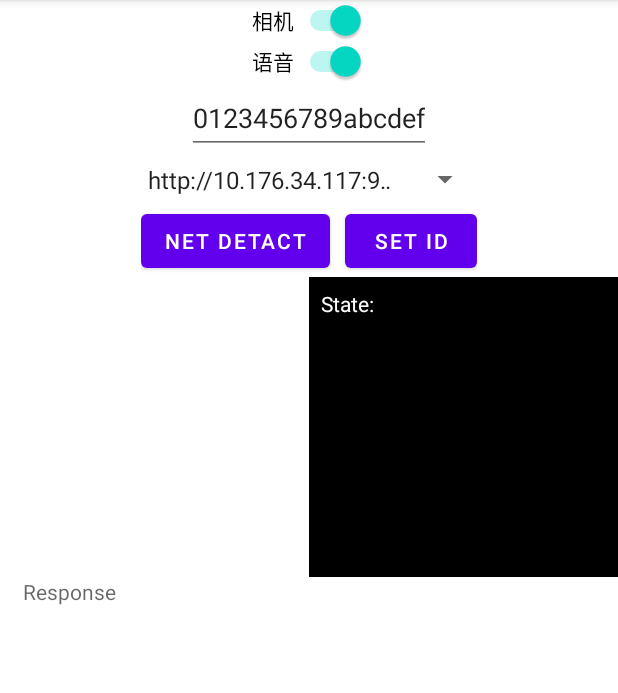
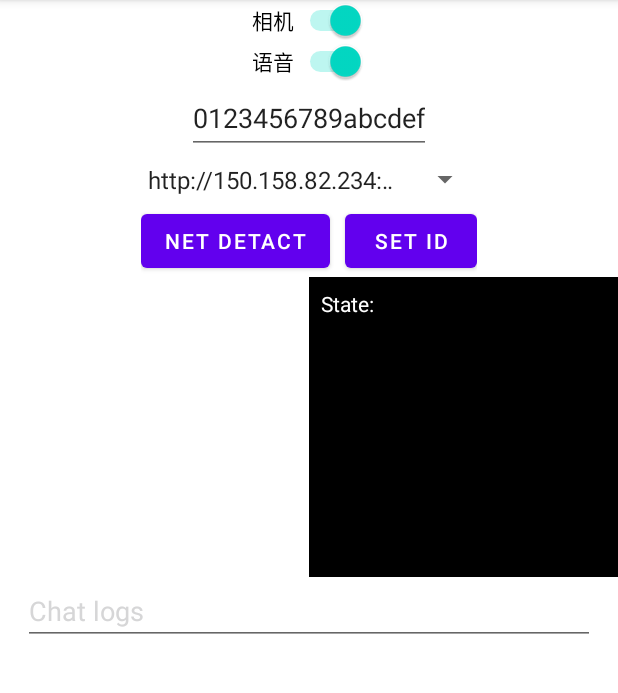
Before and after one commit to ECBill/Memx4Elder-Android, an Android app: the screen it shows after launch (MainActivity), on a phone screen of 412 x 824 dp, the part 84-777 px from its top. Run offline under Robolectric (Android 15) with nearby library versions, the phone set to English and light mode, and no system bars; our stand-ins replace data binding; libraries missing offline, so code that uses them is left out: com.alibaba.idst, com.jiangdg.ausbc, edu.cmu.pocketsphinx; 3 statements that could not run were skipped.

```diff
--- a/app/build.gradle
+++ b/app/build.gradle
@@ -36,6 +36,7 @@ android {
     kotlinOptions {
         jvmTarget = '1.8'
     }
+    namespace 'life.memx.chat_external'
 }
 
 dependencies {
@@ -80,4 +81,6 @@ dependencies {
 //    implementation 'com.microsoft.onnxruntime:onnxruntime-android:1.15.1'
 //    implementation 'com.github.gkonovalov.android-vad:silero:2.0.3'
     implementation files('libs/pocketsphinx-android-5prealpha-release.aar')
+    implementation files('libs/nuisdk-release.aar')
+    implementation files('libs/fastjson-1.1.46.android.jar')
 }
--- a/app/src/main/AndroidManifest.xml
+++ b/app/src/main/AndroidManifest.xml
@@ -1,13 +1,13 @@
 <?xml version="1.0" encoding="utf-8"?>
 <manifest xmlns:android="http://schemas.android.com/apk/res/android"
-    xmlns:tools="http://schemas.android.com/tools"
-    package="life.memx.chat_external">
+    xmlns:tools="http://schemas.android.com/tools">
 
     <uses-permission android:name="android.permission.INTERNET" />
     <uses-permission android:name="android.permission.ACCESS_NETWORK_STATE" />
     <uses-permission android:name="android.permission.ACCESS_WIFI_STATE" />
     <uses-permission android:name="android.permission.READ_PHONE_STATE" />
     <uses-permission android:name="android.permission.WRITE_EXTERNAL_STORAGE" />
+    <uses-permission android:name="android.permission.MANAGE_EXTERNAL_STORAGE" />
     <uses-permission android:name="android.permission.WAKE_LOCK" />
     <uses-permission android:name="android.permission.CAMERA" />
     <uses-permission android:name="android.permission.RECORD_AUDIO" />
@@ -29,6 +29,7 @@
         android:icon="@mipmap/icon_launcher"
         android:label="@string/app_name"
         android:roundIcon="@mipmap/icon_launcher"
+        android:requestLegacyExternalStorage="true"
         android:supportsRtl="true"
         android:theme="@style/Theme.EgoChat"
         android:usesCleartextTraffic="true"
--- a/app/src/main/java/life/memx/chat_external/MainActivity.kt
+++ b/app/src/main/java/life/memx/chat_external/MainActivity.kt
@@ -40,6 +40,9 @@ import androidx.databinding.DataBindingUtil
 import androidx.drawerlayout.widget.DrawerLayout
 import androidx.fragment.app.Fragment
 import androidx.lifecycle.ViewModelProvider
+import com.alibaba.idst.nui.AsrResult
+import com.alibaba.idst.nui.Constants
+import com.alibaba.idst.nui.INativeFileTransCallback
 import com.jiangdg.ausbc.utils.ToastUtils
 import com.jiangdg.ausbc.utils.Utils
 import edu.cmu.pocketsphinx.Assets;
@@ -54,6 +57,7 @@ import kotlinx.coroutines.launch
 import kotlinx.coroutines.withContext
 import life.memx.chat_external.databinding.ActivityMainBinding
 import life.memx.chat_external.services.AudioRecording
+import life.memx.chat_external.services.AliAsrRecorder
 import life.memx.chat_external.services.ExCamFragment
 import life.memx.chat_external.utils.NetUtils
 import life.memx.chat_external.utils.TimerUtil
@@ -90,7 +94,7 @@ class MainActivity : AppCompatActivity() {
     private var uid: String = ""
 
     //    private var server_url: String = "https://gate.luzy.top"
-    private var server_url: String = "http://10.176.34.117:9528"
+    private var server_url: String = "http://10.176.34.117:9527"
 //    private var server_url: String = "http://150.158.82.234:7000"
 //    private var server_url: String = "https://samantha.memx.life"
 
@@ -99,6 +103,7 @@ class MainActivity : AppCompatActivity() {
     private val PERMISSIONS_REQUIRED: Array<String> = arrayOf<String>(
         Manifest.permission.READ_EXTERNAL_STORAGE,
         Manifest.permission.WRITE_EXTERNAL_STORAGE,
+        Manifest.permission.MANAGE_EXTERNAL_STORAGE,
         Manifest.permission.CAMERA,
         Manifest.permission.RECORD_AUDIO
     )
@@ -134,7 +139,39 @@ class MainActivity : AppCompatActivity() {
 
     private var audioRecorder = AudioRecording(audioQueue, this)
     private var mediaPlayer = MediaPlayer()
-//    private var testRecorder = testRecorder()
+    private var aliRecorder = AliAsrRecorder(this, server_url, object: INativeFileTransCallback {
+        override fun onFileTransEventCallback(
+            event: Constants.NuiEvent,
+            resultCode: Int,
+            finish: Int,
+            asrResult: AsrResult,
+            taskId: String
+        ) {
+            if (event == Constants.NuiEvent.EVENT_FILE_TRANS_UPLOADED) {
+                Log.e("ali sdk", "完成上传，正在转写...")
+            } else if (event == Constants.NuiEvent.EVENT_FILE_TRANS_RESULT) {
+                Log.e("ali sdk", asrResult.asrResult)
+                val results = JSONObject(asrResult.asrResult)
+                              .getJSONObject("flash_result")
+                              .get("sentences") as JSONArray
+                setStateText("ali: "+results.getJSONObject(0).get("text") as String, true, INFOMSG)
+                for (i in 0 until results.length()){
+                    if (isInterruptKeyword(results.getJSONObject(i).get("text") as String)){
+                        handleInterrupt("ok")
+                        break
+                    }
+                }
+            } else if (event == Constants.NuiEvent.EVENT_ASR_ERROR) {
+                if (resultCode == 240067) {
+                    setStateText("Ali disconnected!", true, ERRMSG)
+                } else if (resultCode==240075){
+                    val errMsg = JSONObject(asrResult.asrResult).get("message")
+                    setStateText(errMsg.toString(), true, INFOMSG)
+                }
+                Log.e("ali sdk", "error $resultCode")
+            }
+        }
+    })
 
     //    private var imageCapturer = ImageCapturing(imageQueue, this)
     //    private var imageCapturer = CameraXService(imageQueue, this)
@@ -148,6 +185,7 @@ class MainActivity : AppCompatActivity() {
     private var serverSpinner: Spinner? = null
 
     private var responseText: TextView? = null
+    private var responseScroll: ScrollView? = null
     private var userTextBtn: Button? = null
     private var responseQueue: Queue<String> = LinkedList<String>()
     private var stateQueue: Queue<String> = LinkedList<String>()
@@ -165,14 +203,18 @@ class MainActivity : AppCompatActivity() {
     private val mRecognizerListener: edu.cmu.pocketsphinx.RecognitionListener = object :
         edu.cmu.pocketsphinx.RecognitionListener {
         override fun onBeginningOfSpeech() {
+            aliRecorder.startRecord()
             setStateText("State: Speech Begin", true)
         }
 
         override fun onEndOfSpeech() {
+//            aliRecorder.stopRecord()
             setStateText("State: Speech End", true)
         }
 
         override fun onPartialResult(hypothesis: Hypothesis?) {
+//            speechRecognizer.cancel()
+//            speechRecognizer.startListening("HOT_WORD_SEARCH")
             if (hypothesis == null) {
                 return
             }
@@ -183,13 +225,16 @@ class MainActivity : AppCompatActivity() {
                     text, hypothesis.prob, hypothesis.bestScore
                 )
             )
-            setStateText("State: detected: $text", true, INFOMSG)
-            if (text == "stop" && isListening) {
-                handleInterrupt(text)
+//            setStateText("State: detected: $text", true, INFOMSG)
+            if (text.contains("ok") && isListening) {
+                setStateText("sphinx detected", true, INFOMSG)
+                speechRecognizer.cancel()
+                speechRecognizer.startListening("HOT_WORD_SEARCH")
+//                handleInterrupt(text)
             } else {
                 Log.e(TAG, "onPartialResult: unexpected hypothesis string: $text")
-                if (text.contains("stop") && isListening) {
-                    handleInterrupt(text)
+                if (text.contains("ok") && isListening) {
+//                    handleInterrupt(text)
                     // TODO currently we shutdown after this but it might be necessary to cancel
                     //  when later we don't
                     // mRecognizer.cancel();
@@ -215,27 +260,10 @@ class MainActivity : AppCompatActivity() {
     }
 
     private fun handleInterrupt(text: String) {
-//        if (!isInterrupted) {
-//            // the recognized word matches the interruption instruction, set flag
-//            isInterrupted = true
-//            setStateText("Interrupt detected: $text", true, INFOMSG)
-//
-//            // send a message to the server to set user status to INTERRUPT
-//            var url = "$server_url/interrupt/$uid"
-//            val client = OkHttpClient()
-//            val request = Request.Builder().url(url).build()
-//            client.newCall(request).enqueue(object : Callback {
-//                override fun onFailure(call: Call, e: IOException) {
-//                    Log.e(TAG, "Update interruption state error")
-//                }
-//                override fun onResponse(call: Call, response: Response) {}
-//            })
-//        }
         setStateText("Interrupt detected: $text", true, INFOMSG)
         isListening = false
-        speechRecognizer.cancel()
-        if (mediaPlayer.isPlaying) {
-            // send a message to the server to set user status to INTERRUPT
+//        speechRecognizer.cancel()
+        // send a message to the server to interrupt GPT-4 from generating the response
         var url = "$server_url/interrupt/$uid"
         val client = OkHttpClient()
         val request = Request.Builder().url(url).build()
@@ -245,8 +273,16 @@ class MainActivity : AppCompatActivity() {
             }
             override fun onResponse(call: Call, response: Response) {}
         })
+        try {
+            if (mediaPlayer != null) {
+                if (mediaPlayer.isPlaying){
+                    mediaPlayer.stop()
                 }
-        mediaPlayer.stop()
+            }
+        } catch (e: Exception) {
+            Log.e("Handle interruption", "Exception: $e")
+        }
+
         voiceQueue.clear()
         if (currentResId != "no response"){
             // prevent current message id to be played
@@ -254,7 +290,7 @@ class MainActivity : AppCompatActivity() {
             setStateText("banning: $banResId", true)
         }
         isListening = true
-        speechRecognizer.startListening("HOT_WORD_SEARCH")
+//        speechRecognizer.startListening("HOT_WORD_SEARCH")
     }
 
     @RequiresApi(Build.VERSION_CODES.S)
@@ -341,6 +377,8 @@ class MainActivity : AppCompatActivity() {
 
         netUtils = NetUtils(this@MainActivity)
         dlContainer = findViewById(R.id.dlContainer)
+        var chatlogText: EditText = findViewById(R.id.chatLogText)
+        chatlogText.keyListener = null
 
         window.addFlags(WindowManager.LayoutParams.FLAG_KEEP_SCREEN_ON);
         deleteCache()
@@ -357,7 +395,7 @@ class MainActivity : AppCompatActivity() {
 
         ToastUtils.init(this)
 
-        audioManager = getSystemService(Context.AUDIO_SERVICE) as AudioManager
+        audioManager = getSystemService(AUDIO_SERVICE) as AudioManager
         useBuiltinSpeaker()
         registerAudioManagerListener()
 
@@ -370,16 +408,16 @@ class MainActivity : AppCompatActivity() {
         transaction.commitAllowingStateLoss()
     }
 
-    private fun interruptKeyword(input: String): Boolean {
+    private fun isInterruptKeyword(input: String): Boolean {
         val lowercaseInput = input.lowercase()
-        val keywords = listOf("stop", "ok", "yes", "no", "yeah", "yep")
+//        val keywords = listOf("stop", "ok", "yes", "no", "yeah", "yep")
+        val keywords = listOf("ok")
 
         for (keyword in keywords) {
             if (lowercaseInput.contains(keyword.lowercase())) {
                 return true
             }
         }
-
         return false
     }
 
@@ -472,7 +510,7 @@ class MainActivity : AppCompatActivity() {
                     ).show();
                 }
                 // hide keyboard
-                val imm = getSystemService(Context.INPUT_METHOD_SERVICE) as? InputMethodManager
+                val imm = getSystemService(INPUT_METHOD_SERVICE) as? InputMethodManager
                 imm?.hideSoftInputFromWindow(userText?.windowToken, 0)
             } catch (e: Exception) {
                 Log.e(TAG, "set user text error: $e")
@@ -483,7 +521,7 @@ class MainActivity : AppCompatActivity() {
         }
 
         viewBinding.outerContainer.setOnClickListener { v ->
-            val imm = getSystemService(Context.INPUT_METHOD_SERVICE) as? InputMethodManager
+            val imm = getSystemService(INPUT_METHOD_SERVICE) as? InputMethodManager
             imm?.hideSoftInputFromWindow(v?.windowToken, 0)
         }
     }
@@ -501,6 +539,7 @@ class MainActivity : AppCompatActivity() {
                 try {
                     val server_ips = resources.getStringArray(R.array.server_ips)
                     server_url = server_ips[pos]
+                    aliRecorder.setServerUrl(server_url)
                     Toast.makeText(applicationContext, "server: $server_url", Toast.LENGTH_SHORT)
                         .show();
                     // restart pull response loop
@@ -568,18 +607,31 @@ class MainActivity : AppCompatActivity() {
 
     private fun setResponseText(text: String) {
         responseText = findViewById(R.id.response_text)
+        responseScroll = findViewById(R.id.response_scroll)
         responseQueue.add(text)
 
-        if (responseQueue.size >= 15) {
+        if (responseQueue.size >= 30) {
             responseQueue.remove()
         }
 
         var display_text = ""
         for (item in responseQueue) {
-            display_text += item + "\n"
+            if (item.startsWith("<User>")) {
+                Log.e("display string", item)
+                display_text += "<font color='#FF9900' weight='600'>User: </font>"+
+                                item.substring(7)+"<br>"
+            } else {
+                display_text += "$item<br>"
             }
-        runOnUiThread { responseText?.setText(display_text) }
-
+        }
+        var displaySpan: Spanned
+        displaySpan = if (Build.VERSION.SDK_INT >= Build.VERSION_CODES.N) {
+            Html.fromHtml(display_text, Html.FROM_HTML_MODE_LEGACY);
+        } else {
+            Html.fromHtml(display_text);
+        }
+        runOnUiThread { responseText?.setText(displaySpan) }
+        responseScroll?.fullScroll(View.FOCUS_DOWN)
     }
 
     override fun onRequestPermissionsResult(
@@ -615,7 +667,8 @@ class MainActivity : AppCompatActivity() {
 
     private fun run() {
         imageCapturer.startCapturing()
-//        testRecorder.startRecord()
+        aliRecorder.getTokenThenInitAliSDK()    // fetch token and setup ali sdk
+        aliRecorder.initRecorder()              // setup AudioRecorder and start recording
         // imageCapturer.setImageSize(640, 480) //TODO: set image size
         audioRecorder.startRecording()
 
@@ -625,10 +678,10 @@ class MainActivity : AppCompatActivity() {
         speechRecognizer = SpeechRecognizerSetup.defaultSetup()
             .setAcousticModel(File(assetsDir, "models/en-us-ptm-8khz"))
             .setDictionary(File(assetsDir, "models/lm/words.dic"))
-            .setKeywordThreshold(1.0E-15F) // set lower to make 'stop' easier to be detected
+            .setKeywordThreshold(1.0E-10F) // set lower to make 'stop' easier to be detected
             .setSampleRate(8000)
             .recognizer
-        speechRecognizer.addKeyphraseSearch("HOT_WORD_SEARCH", "stop")
+        speechRecognizer.addKeyphraseSearch("HOT_WORD_SEARCH", "ok")
         speechRecognizer.addListener(mRecognizerListener)
         if (speechRecognizer == null) {
             Toast.makeText(
@@ -834,65 +887,20 @@ class MainActivity : AppCompatActivity() {
         GlobalScope.launch {
             while (true) {
                 try {
-//                    var startTime = System.currentTimeMillis()
-//                    val timeThresh = TimeUnit.SECONDS.toMillis(0.5.toLong())
-//                    while (isListening) {
-//                        // if isListening, wait for 0.5 secs to judge the end of the response
-//                        if (!voiceQueue.isEmpty()) {
-//                            // if receive response audio within 0.5 secs, continue processing
-//                            break
-//                        }
-//
-//                        if (System.currentTimeMillis() - startTime >= timeThresh) {
-//                            // if exceeds 0.5 secs, this is treated as the end of the response
-//                            // stop listening, restart recording
-//                            speechRecognizer.cancel()
-//                            isListening = false
-//                            Log.i("SpeechRecognition", "Speaking finished")
-//                            audioRecorder.startRecording()
-//                            setStateText("State: Waiting for voice.", true)
-//                            break
-//                        }
-//                    }
-
                     if (voiceQueue.isEmpty()) {
                         continue
                     }
 
-//                    if (!isListening) {
-//                        // Start listening for interruptions util the end of response
-//                        // This will only be executed at the beginning of the response
-//                        speechRecognizer.startListening("HOT_WORD_SEARCH")
-//                        isListening = true
-//
-//                        // stop recording when the response is played
-//                        Log.i("SpeechRecognition", "stopRecording")
-//                        audioRecorder.stopRecording()
-//                        setStateText("State: Speaking, say \'stop\' to interrupt", true)
-//                    }
-
-                    // start playing the response audio
-//                    val mediaPlayer = MediaPlayer()
                     mediaPlayer.setDataSource(voiceQueue.remove())
                     mediaPlayer.prepare();
                     mediaPlayer.start()
                     audioRecorder.stopRecording()
-                    // listen to whether the interruption flag is set
+                    // waiting until the message is finished playing (or interrupted)
                     while (mediaPlayer.isPlaying) {
-//                        if (isInterrupted) {
-//                            Log.i("SpeechRecognition", "Handling interruption")
-//                            // Stop playing the response audio
-//                            mediaPlayer.stop()
-//                            // Empty the voice queue（注：清不干净，因为当前语音队列并不包含回复中所有的语音包）
-//                            voiceQueue.clear()
-//                            // Reset the flag
-//                            isInterrupted = false
-//                            break
-//                        }
+
                     }
                     audioRecorder.startRecording()
-                    // Finished playing the audio, stop listening for interruption and
-                    // restart recording user's voice for the next utterance
+                    // re-initiate the mediaPlayer to call the setDataSource() next time
                     mediaPlayer.release()
                     mediaPlayer = MediaPlayer()
                 } catch (e: Exception) {
@@ -998,13 +1006,14 @@ class MainActivity : AppCompatActivity() {
                 val res = responseObj.getJSONObject("response")
                 if (status == 1) {
                     Log.i("onResponse", res.toString())
-                    if (res.getJSONObject("message").get("start_time").toString() != "null"){
+                    var resStartTime = res.getJSONObject("message").get("start_time").toString()
+                    if (resStartTime != "null"){
                         // this message is generated by GPT-4, not an inform message (e.g. '[TURN ON]]')
-                        currentResId = res.getJSONObject("message").get("start_time").toString()
+                        currentResId = resStartTime
                         Log.e("onResponse_start time", currentResId)
-                        setStateText("current res id: $currentResId", true)
+                        setStateText("current response id: $currentResId", true)
                     }
-                    if (currentResId == banResId) {
+                    if (resStartTime == banResId) {
                         // if current response id is banned, skip handling it
                         continue
                     }
--- a/app/src/main/res/layout/activity_main.xml
+++ b/app/src/main/res/layout/activity_main.xml
@@ -122,17 +122,31 @@
                     </ScrollView>
                 </LinearLayout>
 
-                <TextView
-                    android:id="@+id/response_text"
+                <EditText
+                    android:id="@+id/chatLogText"
+                    android:layout_width="match_parent"
+                    android:layout_height="wrap_content"
+                    android:ems="10"
+                    android:layout_marginLeft="15dp"
+                    android:layout_marginRight="15dp"
+                    android:inputType="text"
+                    android:textColor="@color/BLUE_A050"
+                    android:text="Chat logs" />
+
+                <ScrollView
+                    android:id="@+id/response_scroll"
                     android:layout_width="match_parent"
                     android:layout_height="match_parent"
                     android:layout_marginLeft="15dp"
                     android:layout_marginRight="15dp"
-                    android:layout_marginBottom="10dp"
-                    android:hint="Response"
-                    android:isScrollContainer="true" />
-
-
+                    android:layout_marginBottom="10dp">
+                    <TextView
+                        android:id="@+id/response_text"
+                        android:layout_marginTop="-10dp"
+                        android:layout_width="match_parent"
+                        android:layout_height="match_parent"
+                        android:isScrollContainer="true" />
+                </ScrollView>
             </LinearLayout>
 
         </androidx.constraintlayout.widget.ConstraintLayout>
--- a/app/src/main/res/values/array.xml
+++ b/app/src/main/res/values/array.xml
@@ -1,11 +1,10 @@
 <?xml version="1.0" encoding="utf-8"?>
 <resources>
     <string-array name="server_ips">
-        <item>http://10.176.34.117:9528</item>
         <item>http://150.158.82.234:7000</item>
 <!--        <item>http://10.176.34.117:9528</item>-->
         <item>https://samantha.memx.life</item>
-
+        <item>http://10.176.34.117:9527</item>
 <!--        <item>https://gate.luzy.top</item>-->
 
         <item>https://gate.luzy.top</item>
--- a/build.gradle
+++ b/build.gradle
@@ -1,7 +1,7 @@
 // Top-level build file where you can add configuration options common to all sub-projects/modules.
 plugins {
-    id 'com.android.application' version '7.2.2' apply false
-    id 'com.android.library' version '7.2.2' apply false
+    id 'com.android.application' version '8.0.1' apply false
+    id 'com.android.library' version '8.0.1' apply false
     id 'org.jetbrains.kotlin.android' version '1.7.10' apply false
 }
 
--- a/gradle.properties
+++ b/gradle.properties
@@ -22,3 +22,5 @@ kotlin.code.style=official
 # thereby reducing the size of the R class for that library
 android.nonTransitiveRClass=true
 android.enableJetifier=true
+android.defaults.buildfeatures.buildconfig=true
+android.nonFinalResIds=false
```
Also changed, not shown: app/src/main/java/life/memx/chat_external/services/AudioRecordingService.kt (+206 -57 lines), app/libs/fastjson-1.1.46.android.jar (added), gradle/wrapper/gradle-wrapper.properties, 1 other file. Lines whose indentation alone changed are shown as unchanged.
